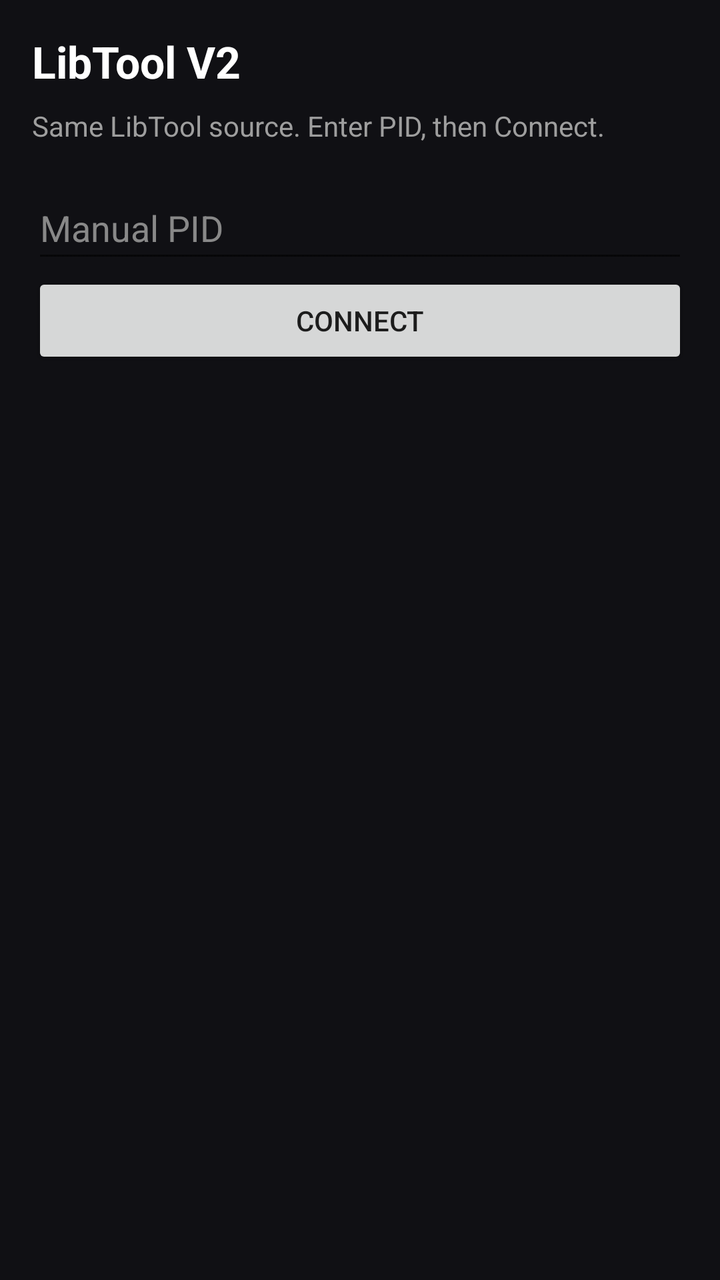
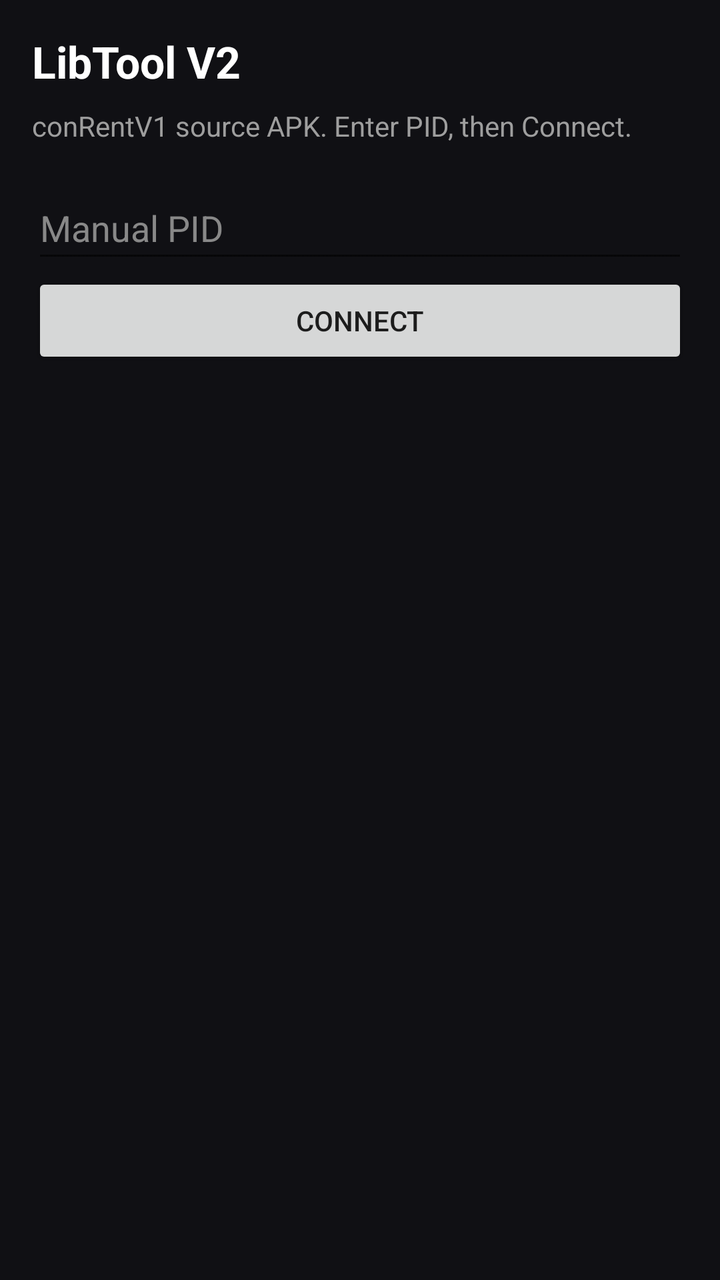

Two renders of the same Android screen: before a commit and after it. Below are the layout's source before the change and the commit's diff.
<!-- AndroidManifest.xml: application theme Theme.AppCompat.DayNight.NoActionBar -->
<!-- res/layout/activity_main.xml -->
<?xml version="1.0" encoding="utf-8"?>
<LinearLayout xmlns:android="http://schemas.android.com/apk/res/android"
    android:layout_width="match_parent"
    android:layout_height="match_parent"
    android:orientation="vertical"
    android:padding="16dp"
    android:background="#FF101014">

    <TextView
        android:layout_width="match_parent"
        android:layout_height="wrap_content"
        android:text="LibTool V2"
        android:textColor="#FFFFFFFF"
        android:textSize="22sp"
        android:textStyle="bold"/>

    <TextView
        android:id="@+id/statusText"
        android:layout_width="match_parent"
        android:layout_height="wrap_content"
        android:text="Same LibTool source. Enter PID, then Connect."
        android:textColor="#FF9E9E9E"
        android:paddingTop="8dp"
        android:paddingBottom="16dp"/>

    <EditText
        android:id="@+id/pidInput"
        android:layout_width="match_parent"
        android:layout_height="wrap_content"
        android:minHeight="48dp"
        android:hint="Manual PID"
        android:inputType="number"
        android:singleLine="true"
        android:textColor="#FFFFFFFF"
        android:textColorHint="#FF888888"/>

    <Button
        android:id="@+id/btnConnect"
        android:layout_width="match_parent"
        android:layout_height="wrap_content"
        android:text="Connect"/>
</LinearLayout>
<!-- resources referenced by this layout -->
<resources>

</resources>

<!-- the commit's change to res/layout/activity_main.xml (unified diff, before → after) -->
@@ -18,7 +18,7 @@
         android:id="@+id/statusText"
         android:layout_width="match_parent"
         android:layout_height="wrap_content"
-        android:text="Same LibTool source. Enter PID, then Connect."
+        android:text="conRentV1 source APK. Enter PID, then Connect."
         android:textColor="#FF9E9E9E"
         android:paddingTop="8dp"
         android:paddingBottom="16dp"/>
